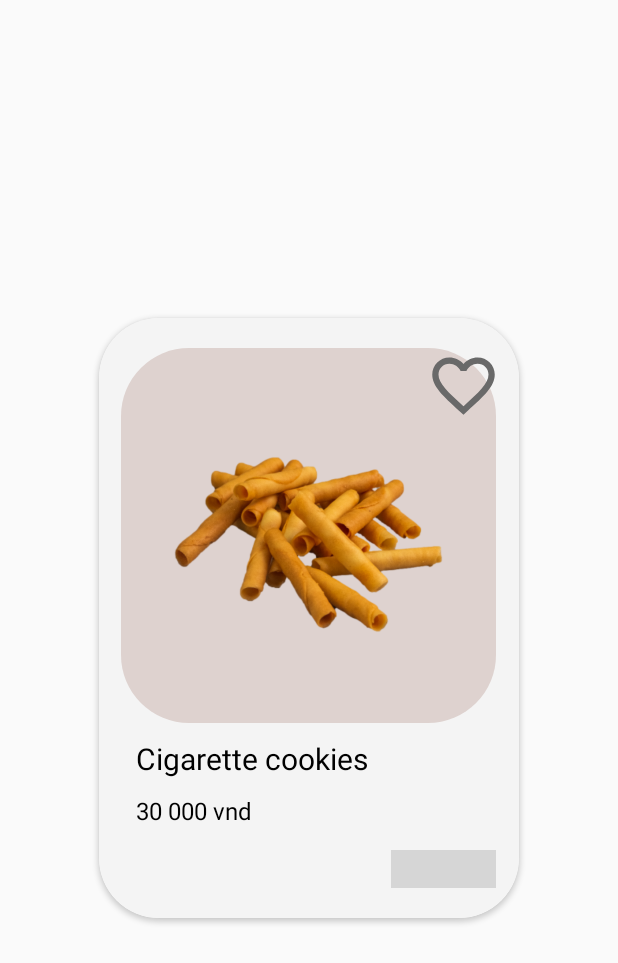
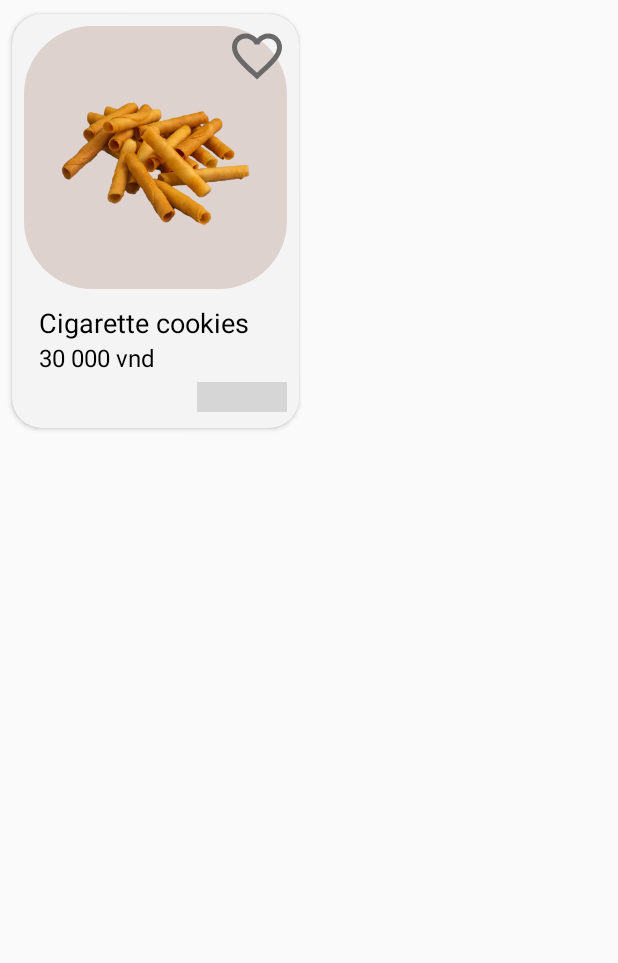
Before and after one commit to thuydung180/LaFavor2024, an Android app: the layout item_favorite.xml on its own in the app's theme, with its tools: preview values and no code run, on a phone screen of 412 x 824 dp. Shown: the top 963 px of the screen. Run offline under Robolectric (Android 15) with nearby library versions, the phone set to English and light mode, and no system bars; grey boxes are pictures that could not be loaded.

Commit message:
push top pick product success

```diff
--- a/app/build.gradle.kts
+++ b/app/build.gradle.kts
@@ -47,4 +47,7 @@ dependencies {
 
     implementation ("com.github.bumptech.glide:glide:4.16.0")
 
+    implementation ("com.squareup.picasso:picasso:2.71828")
+
+
 }
--- a/app/src/main/AndroidManifest.xml
+++ b/app/src/main/AndroidManifest.xml
@@ -58,7 +58,7 @@
             android:name=".Splashscreen_2"
             android:exported="false" />
         <activity
-            android:name=".HomePage"
+            android:name=".Splashscreen_1"
             android:exported="false" />
         <activity
             android:name=".MyAddressEmpty"
@@ -78,7 +78,7 @@
         <!-- android:name=".Profile" -->
         <!-- android:exported="false" /> -->
         <activity
-            android:name=".Splashscreen_1"
+            android:name=".HomePage"
             android:exported="true">
             <intent-filter>
                 <action android:name="android.intent.action.MAIN" />
--- a/app/src/main/java/com/nhom5/lafavor2024/HomeFragment.java
+++ b/app/src/main/java/com/nhom5/lafavor2024/HomeFragment.java
@@ -83,7 +83,7 @@ public class HomeFragment extends Fragment {
     @Override
     public View onCreateView(LayoutInflater inflater, ViewGroup container,
                              Bundle savedInstanceState) {
-        View view = inflater.inflate(R.layout.fragment_home, container, false);
+        binding = FragmentHomeBinding.inflate(inflater, container, false);
 
         productList = new ArrayList<>();
         adapter = new TopPickAdapter(this, R.layout.item_favorite, productList);
@@ -93,7 +93,7 @@ public class HomeFragment extends Fragment {
 
         fetchDataFromFirestore();
 
-        return view;
+        return binding.getRoot();
     }
 
     private void fetchDataFromFirestore() {
--- /dev/null
+++ b/app/src/main/res/drawable/item_product_card_background.xml
@@ -0,0 +1,5 @@
+<?xml version="1.0" encoding="utf-8"?>
+<shape xmlns:android="http://schemas.android.com/apk/res/android" android:shape="rectangle">
+    <corners android:radius="10dp"/>
+    <solid android:color="@color/gray3"/>
+</shape>
--- a/app/src/main/res/layout/fragment_home.xml
+++ b/app/src/main/res/layout/fragment_home.xml
@@ -173,6 +173,7 @@
                 android:layout_width="match_parent"
                 android:layout_height="wrap_content"
                 android:numColumns="2"
+                android:stretchMode="columnWidth"
                 android:layout_marginTop="15dp"
                 app:layout_constraintEnd_toEndOf="parent"
                 app:layout_constraintStart_toStartOf="parent"
--- a/app/src/main/res/layout/item_favorite.xml
+++ b/app/src/main/res/layout/item_favorite.xml
@@ -4,41 +4,31 @@
     xmlns:tools="http://schemas.android.com/tools"
     android:layout_width="wrap_content"
     android:layout_height="wrap_content"
-    app:cardCornerRadius="40dp"
-    android:layout_gravity="center">
+    app:cardCornerRadius="20dp"
+    app:cardUseCompatPadding="true"
+    app:cardBackgroundColor="@color/gray3">
+
     <androidx.constraintlayout.widget.ConstraintLayout
-        android:layout_width="wrap_content"
-        android:layout_height="wrap_content"
-        android:layout_gravity="center"
-        >
-        <ImageView
-            android:id="@+id/imageView5"
-            android:layout_width="280dp"
-            android:layout_height="400dp"
-            app:layout_constraintBottom_toBottomOf="parent"
-            app:layout_constraintEnd_toEndOf="parent"
-            app:layout_constraintStart_toStartOf="parent"
-            app:layout_constraintTop_toTopOf="parent"
-            android:background="@color/gray3"/>
+        android:layout_width="175dp"
+        android:layout_height="260dp"
+        android:layout_margin="8dp"
+        android:elevation="3dp">
 
         <ImageView
             android:id="@+id/imvProduct"
-            android:layout_width="250dp"
-            android:layout_height="250dp"
-            android:layout_marginTop="20dp"
+            android:layout_width="175dp"
+            android:layout_height="175dp"
             android:background="@drawable/custom_item_product"
             android:src="@drawable/cookies"
-            app:layout_constraintEnd_toEndOf="@+id/imageView5"
-            app:layout_constraintHorizontal_bias="0.48"
-            app:layout_constraintStart_toStartOf="@+id/imageView5"
-            app:layout_constraintTop_toTopOf="@+id/imageView5" />
+            app:layout_constraintEnd_toEndOf="parent"
+            app:layout_constraintStart_toStartOf="parent"
+            app:layout_constraintTop_toTopOf="parent" />
 
         <ImageView
-            android:layout_width="50dp"
-            android:layout_height="50dp"
-            android:layout_marginEnd="12dp"
+            android:layout_width="40dp"
+            android:layout_height="40dp"
             android:src="@drawable/baseline_favorite_border_24"
-            app:layout_constraintEnd_toEndOf="@+id/imageView5"
+            app:layout_constraintEnd_toEndOf="@+id/imvProduct"
             app:layout_constraintTop_toTopOf="@+id/imvProduct" />
 
         <TextView
@@ -49,7 +39,7 @@
             android:layout_marginTop="10dp"
             android:text="Cigarette cookies"
             android:textColor="@color/black"
-            android:textSize="20sp"
+            android:textSize="18sp"
             app:layout_constraintStart_toStartOf="@+id/imvProduct"
             app:layout_constraintTop_toBottomOf="@+id/imvProduct" />
 
@@ -58,7 +48,6 @@
             android:layout_width="wrap_content"
             android:layout_height="wrap_content"
             android:layout_marginStart="10dp"
-            android:layout_marginTop="10dp"
             android:text="30 000 vnd"
             android:textColor="@color/black"
             android:textSize="16sp"
@@ -67,9 +56,9 @@
 
         <ImageView
             android:id="@+id/imageView6"
-            android:layout_width="70dp"
-            android:layout_height="25dp"
-            android:layout_marginTop="15dp"
+            android:layout_width="60dp"
+            android:layout_height="20dp"
+            android:layout_marginTop="5dp"
             android:src="@drawable/rate_product"
             app:layout_constraintEnd_toEndOf="@+id/imvProduct"
             app:layout_constraintTop_toBottomOf="@+id/txtPrice" />
@@ -81,14 +70,14 @@
             android:layout_marginStart="12dp"
             android:text="4.3"
             android:textColor="@color/white"
-            android:textSize="16sp"
+            android:textSize="13sp"
             app:layout_constraintBottom_toBottomOf="@+id/imageView6"
             app:layout_constraintStart_toStartOf="@+id/imageView6"
             app:layout_constraintTop_toTopOf="@+id/imageView6"
             app:layout_constraintVertical_bias="0.333" />
 
         <ImageView
-            android:layout_width="wrap_content"
+            android:layout_width="20dp"
             android:layout_height="wrap_content"
             android:src="@drawable/baseline_star_24"
             app:layout_constraintBottom_toBottomOf="@+id/imageView6"
```
Also changed, not shown: app/src/main/java/com/nhom5/adapters/TopPickAdapter.java (+12 -6 lines), app/src/main/java/com/nhom5/models/Product.java (+10 -4 lines).
